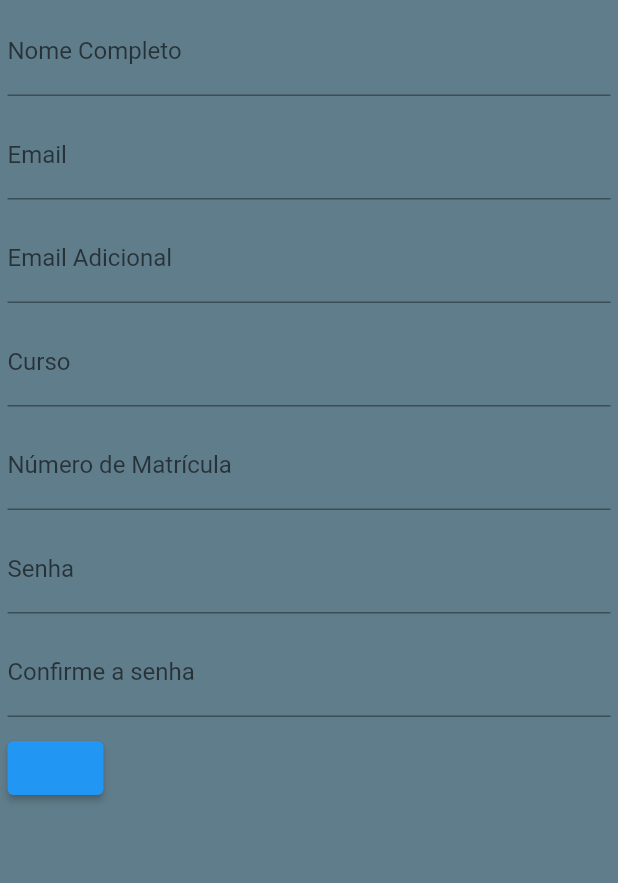
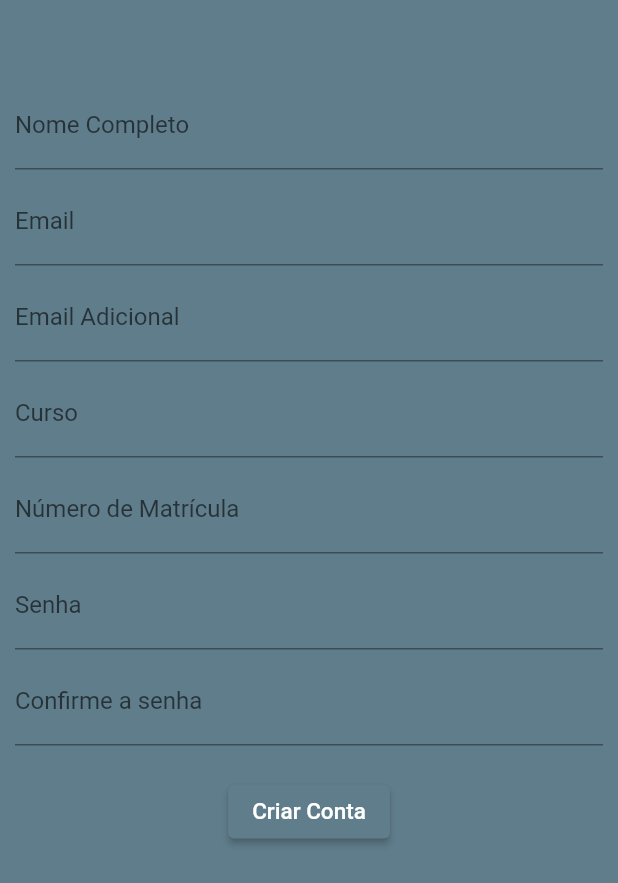
Before and after one commit to resendelari/Tela-Cadastro-Flutter, a Flutter app: the screen it shows after launch, on a phone screen of 412 x 824 dp. Shown: the top 883 px of the screen. Run offline on Flutter 3.47's test engine with Material 2 defaults, Android fonts, the phone set to English and light mode, and no system bars.

Commit message:
otimizções de front

```diff
--- a/tela/lib/cadastro.dart
+++ b/tela/lib/cadastro.dart
@@ -19,20 +19,48 @@ class _CadastroState extends State<Cadastro> {
   Widget build(BuildContext context) {
     return Scaffold(
       backgroundColor: Colors.blueGrey,
-      body: Center(
+      body: SafeArea(
+        child: SingleChildScrollView(
+          //TO DO: adicionar a Row para que a logo fique ao lado do form
+          // child: Row(
+          //   children: [
+          //     const Text(
+          //       'Criar Conta',
+          //       style: TextStyle(
+          //         color: Colors.white,
+          //         fontSize: 15,
+          //       ),
+          //     ),
           child: Form(
             key: _formkey,
-          child: Center(
+            child: Container(
+              alignment: Alignment.centerRight,
+              height: 700,
               child: Column(
                 crossAxisAlignment: CrossAxisAlignment.start,
                 children: [
+                  const Center(
+                    child: Padding(
+                      padding: EdgeInsets.fromLTRB(10, 20, 10, 0),
+                      child: Text(
+                        'Cadastre-se',
+                        style: TextStyle(
+                          color: Colors.blueGrey,
+                          fontSize: 25,
+                          fontWeight: FontWeight.bold,
+                        ),
+                      ),
+                    ),
+                  ),
                   Padding(
-                  padding: const EdgeInsets.all(5),
+                    padding: const EdgeInsets.fromLTRB(10, 5, 10, 0),
                     child: TextFormField(
                       keyboardType: TextInputType.text,
                       decoration: const InputDecoration(
                           labelText: "Nome Completo",
-                    ),
+                          border: UnderlineInputBorder(
+                              borderSide:
+                                  BorderSide(width: 1, color: Colors.white70))),
                       validator: (value) {
                         if (value!.isEmpty) {
                           return 'Esse campo é obrigatório';
@@ -46,7 +74,7 @@ class _CadastroState extends State<Cadastro> {
                     ),
                   ),
                   Padding(
-                  padding: const EdgeInsets.all(5),
+                    padding: const EdgeInsets.fromLTRB(10, 5, 10, 0),
                     child: TextFormField(
                       keyboardType: TextInputType.text,
                       decoration: const InputDecoration(labelText: "Email"),
@@ -67,7 +95,7 @@ class _CadastroState extends State<Cadastro> {
                     ),
                   ),
                   Padding(
-                  padding: const EdgeInsets.all(5),
+                    padding: const EdgeInsets.fromLTRB(10, 5, 10, 0),
                     child: TextFormField(
                       keyboardType: TextInputType.text,
                       decoration:
@@ -86,7 +114,7 @@ class _CadastroState extends State<Cadastro> {
                     ),
                   ),
                   Padding(
-                  padding: const EdgeInsets.all(5),
+                    padding: const EdgeInsets.fromLTRB(10, 5, 10, 0),
                     child: TextFormField(
                       keyboardType: TextInputType.text,
                       decoration: const InputDecoration(labelText: "Curso"),
@@ -103,11 +131,11 @@ class _CadastroState extends State<Cadastro> {
                     ),
                   ),
                   Padding(
-                  padding: const EdgeInsets.all(5),
+                    padding: const EdgeInsets.fromLTRB(10, 5, 10, 0),
                     child: TextFormField(
                       keyboardType: TextInputType.number,
-                    decoration:
-                        const InputDecoration(labelText: "Número de Matrícula"),
+                      decoration: const InputDecoration(
+                          labelText: "Número de Matrícula"),
                       validator: (value) {
                         if (value!.isEmpty) {
                           return 'Esse campo é obrigatório';
@@ -121,7 +149,7 @@ class _CadastroState extends State<Cadastro> {
                     ),
                   ),
                   Padding(
-                  padding: const EdgeInsets.all(5),
+                    padding: const EdgeInsets.fromLTRB(10, 5, 10, 0),
                     child: TextFormField(
                       controller: password,
                       obscureText: true,
@@ -137,7 +165,7 @@ class _CadastroState extends State<Cadastro> {
                     ),
                   ),
                   Padding(
-                  padding: const EdgeInsets.all(5),
+                    padding: const EdgeInsets.fromLTRB(10, 5, 10, 0),
                     child: TextFormField(
                       controller: confirmpassword,
                       obscureText: true,
@@ -153,19 +181,37 @@ class _CadastroState extends State<Cadastro> {
                       },
                     ),
                   ),
-                Padding(
-                    padding: const EdgeInsets.all(5),
+                  ButtonTheme(
+                    child: Center(
+                      child: Padding(
+                        padding: const EdgeInsets.fromLTRB(10, 20, 10, 0),
                         child: ElevatedButton(
-                      onPressed: () {
-                        if (_formkey.currentState!.validate()) {
+                            onPressed: () => {
+                                  if (_formkey.currentState!.validate())
+                                    {
                                       //faz algo
-                        } else {
+                                    }
+                                  else
+                                    {
                                       //outro
                                     }
                                 },
-                      child: null,
-                    )),
+                            child: const Text(
+                              'Criar Conta',
+                              style: TextStyle(
+                                color: Colors.white,
+                                fontSize: 15,
+                              ),
+                            ),
+                            // ignore: prefer_const_constructors
+                            style: TextButton.styleFrom(
+                                backgroundColor: Colors.blueGrey,
+                                alignment: Alignment.center)),
+                      ),
+                    ),
+                  ),
                 ],
+              ),
             ),
           ),
         ),
```
Lines whose indentation alone changed are shown as unchanged.
